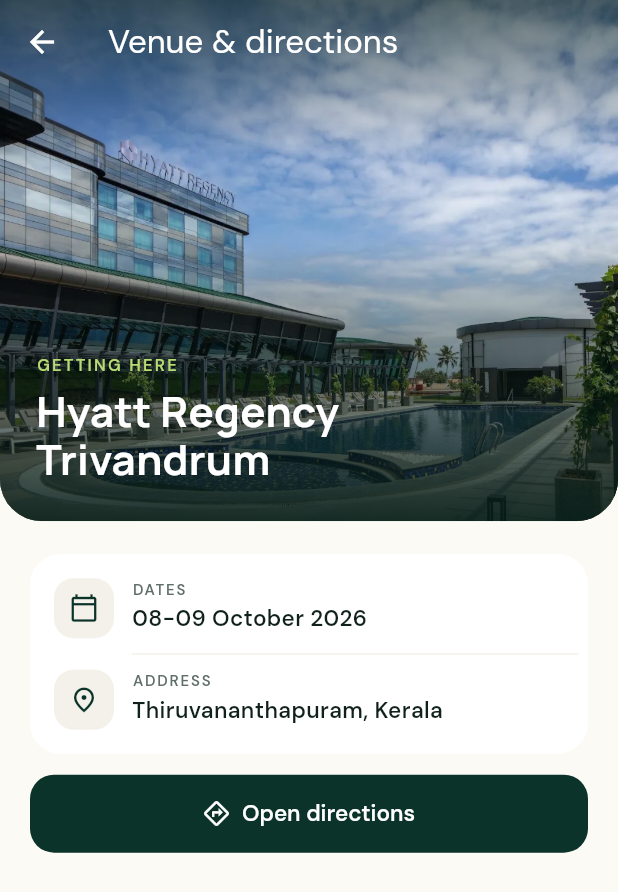
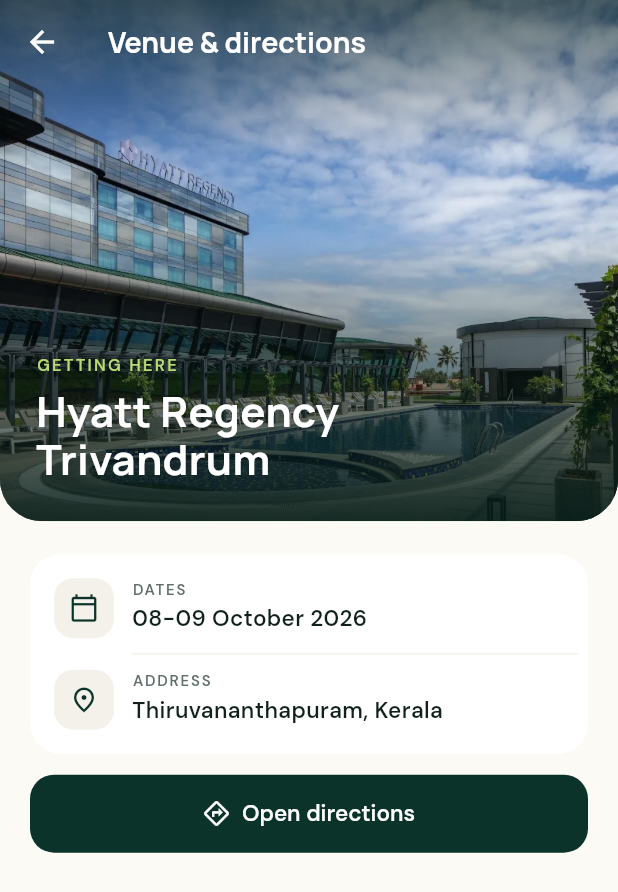
Before and after one commit to sprdh-repo/bio-connect, a Flutter app: the screen it shows after launch, item 4 of the bottom bar chosen, after a tap on "Venue & directions", on a phone screen of 412 x 824 dp. Shown: the top 892 px of the screen. Run offline on Flutter 3.47's test engine with Material 3 defaults, Android fonts, the phone set to English and light mode, and no system bars; drawn by our look-alikes of custom_refresh_indicator; our stand-ins replace cached_network_image, camera, dio, flutter_cache_manager, flutter_local_notifications, flutter_secure_storage and 8 more; missing offline and left inert: add_2_calendar, mobile_scanner, saver_gallery; network calls fail.

Commit message:
fix(mobile): give inner page headers the cream bar and Manrope titles
Inner pages sat on a paper bar matching the page, with a light default
title, so the top of the screen read as washed out. The app bar theme now
uses the main header's cream, a bold Manrope title and forest icons.
Photo headers keep their white title and icons explicitly.

```diff
--- a/mobile/lib/main.dart
+++ b/mobile/lib/main.dart
@@ -167,11 +167,22 @@
         primary: forest,
         surface: paper,
       ),
+      // Inner pages share the main header's cream bar, Manrope title and
+      // forest icons, so the top of every page reads as one app.
       appBarTheme: const AppBarTheme(
-        backgroundColor: paper,
+        backgroundColor: cream,
         foregroundColor: ink,
+        surfaceTintColor: Colors.transparent,
+        iconTheme: IconThemeData(color: forest),
+        actionsIconTheme: IconThemeData(color: forest),
         centerTitle: false,
         scrolledUnderElevation: 0,
+        titleTextStyle: TextStyle(
+          fontFamily: 'Manrope',
+          fontWeight: FontWeight.w700,
+          fontSize: 19,
+          color: ink,
+        ),
       ),
       pageTransitionsTheme: const PageTransitionsTheme(
         builders: {
--- a/mobile/lib/widgets/detail_header.dart
+++ b/mobile/lib/widgets/detail_header.dart
@@ -35,6 +35,12 @@
     // transparent and flat while content scrolls under it.
     backgroundColor: Colors.transparent,
     foregroundColor: Colors.white,
+    // The app bar theme colours titles and icons for cream bars; over the
+    // forest header they stay white.
+    iconTheme: const IconThemeData(color: Colors.white),
+    actionsIconTheme: const IconThemeData(color: Colors.white),
+    titleTextStyle: Theme.of(context).appBarTheme.titleTextStyle
+        ?.copyWith(color: Colors.white),
     surfaceTintColor: Colors.transparent,
     elevation: 0,
     scrolledUnderElevation: 0,
```
